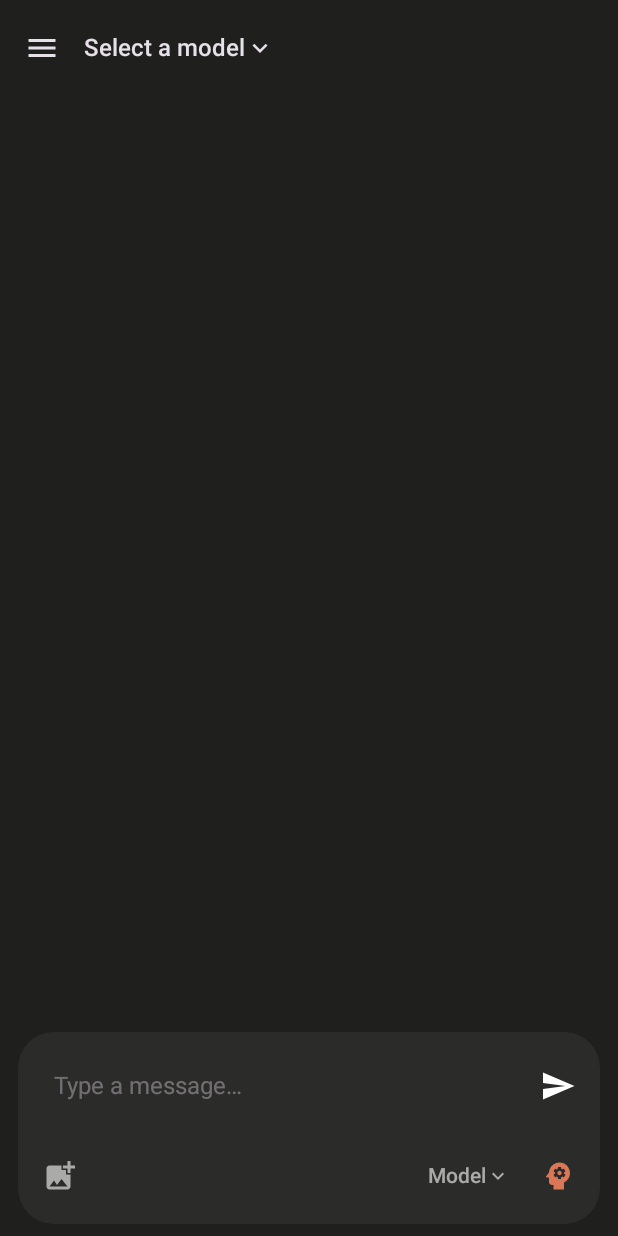
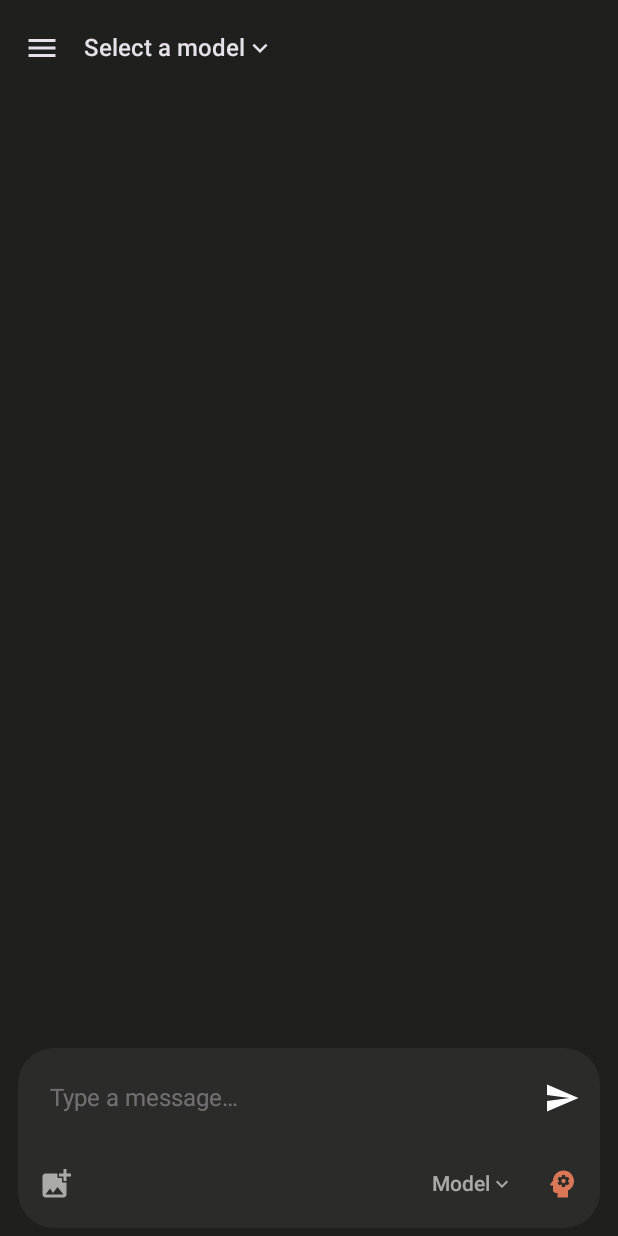
Before and after one commit to cotizcesar/warped, an Android app built with Jetpack Compose: the ChatScreen screen opened through its navigation route, on a phone screen of 412 x 824 dp. Run offline under Robolectric (Android 15) with nearby library versions, the light colour scheme and no system bars; our stand-ins replace Dagger/Hilt's generated code; 1 statement that could not run was skipped.

Commit message:
style: half assistant padding, reduce input vertical margin another third

```diff
--- a/app/src/main/java/com/warped/ui/chat/components/ChatInputBar.kt
+++ b/app/src/main/java/com/warped/ui/chat/components/ChatInputBar.kt
@@ -42,9 +42,9 @@ fun ChatInputBar(
         modifier = Modifier
             .fillMaxWidth()
             .navigationBarsPadding()
-            .padding(horizontal = 12.dp, vertical = 8.dp)
+            .padding(horizontal = 12.dp, vertical = 5.dp)
     ) {
-        Column(modifier = Modifier.padding(8.dp)) {
+        Column(modifier = Modifier.padding(5.dp)) {
             // Row 1: Text input + send/stop button
             Row(
                 modifier = Modifier.fillMaxWidth(),
@@ -78,7 +78,7 @@ fun ChatInputBar(
                 }
             }
 
-            Spacer(Modifier.height(8.dp))
+            Spacer(Modifier.height(5.dp))
 
             // Row 2: Image button (left), model picker + reasoning (right)
             Row(
--- a/app/src/main/java/com/warped/ui/chat/components/MessageBubble.kt
+++ b/app/src/main/java/com/warped/ui/chat/components/MessageBubble.kt
@@ -44,7 +44,7 @@ fun MessageBubble(
         ) {
             Column(
                 modifier = if (isUser) Modifier.padding(horizontal = 14.dp, vertical = 10.dp)
-                           else Modifier.padding(top = 2.dp)
+                           else Modifier.padding(top = 1.dp)
             ) {
                 if (!isUser && !message.reasoning.isNullOrBlank()) {
                     Row(
```
